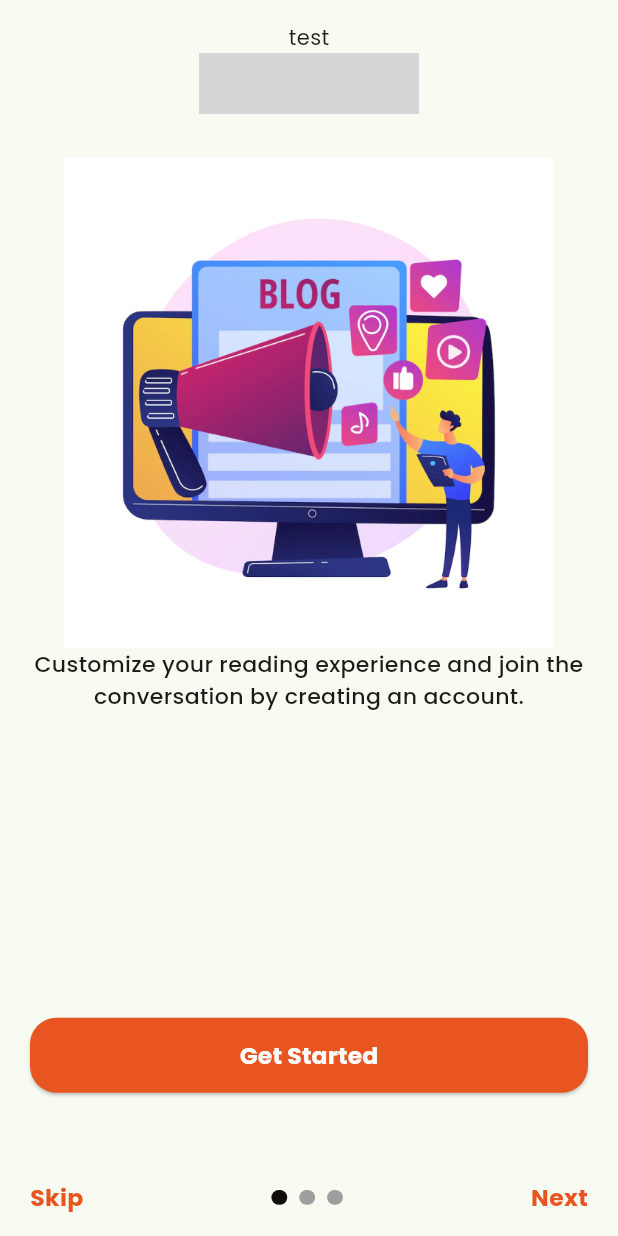
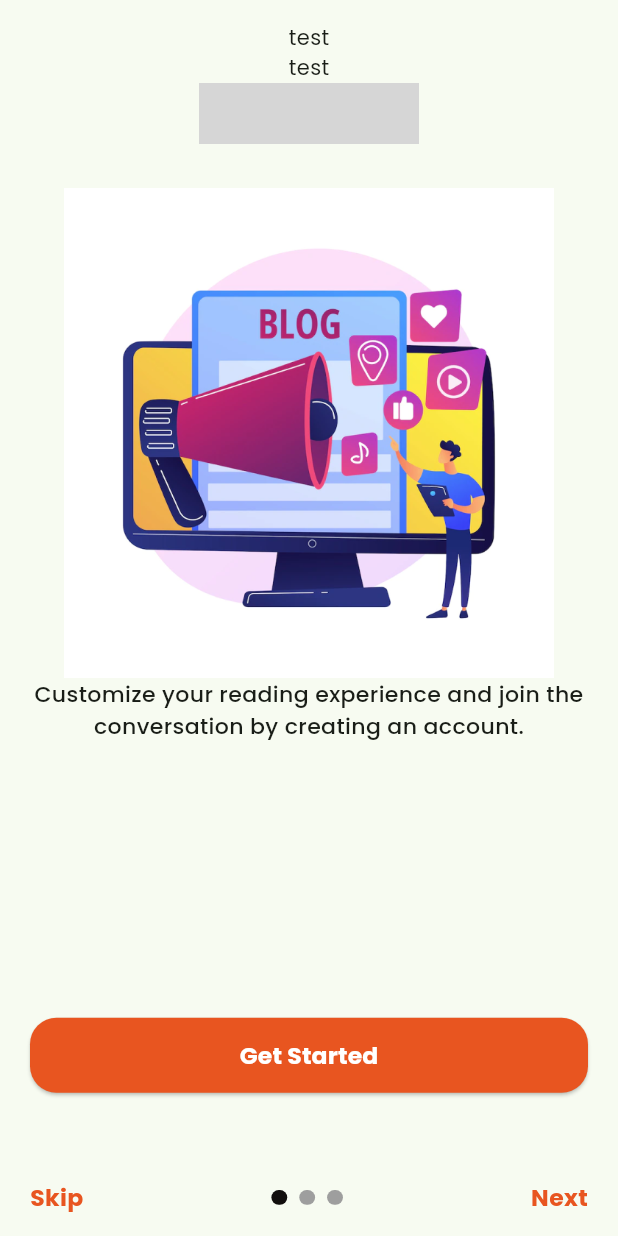
Before and after one commit to dinojflutter/bloc, a Flutter app: the screen it shows after launch, on a phone screen of 412 x 824 dp. Run offline on Flutter 3.47's test engine with Material 2 defaults, Android fonts, the phone set to English and light mode, and no system bars; drawn by our look-alikes of smooth_page_indicator; our stand-ins replace auto_route, flutter_screenutil, google_fonts, velocity_x; missing offline and left inert: animation_wrappers; generated files the repository leaves out were written again; grey boxes are pictures that could not be loaded.

Commit message:
new test

```diff
--- a/lib/presentation/screens/onboard/onboard.dart
+++ b/lib/presentation/screens/onboard/onboard.dart
@@ -24,6 +24,7 @@ class _OnBoardState extends State<OnBoard> {
                 const SizedBox(
                   height: 15,
                 ),
+                Text("test"),
                 Text("test"),
                 Image.asset(
                   Myassests.myLogo,
```
